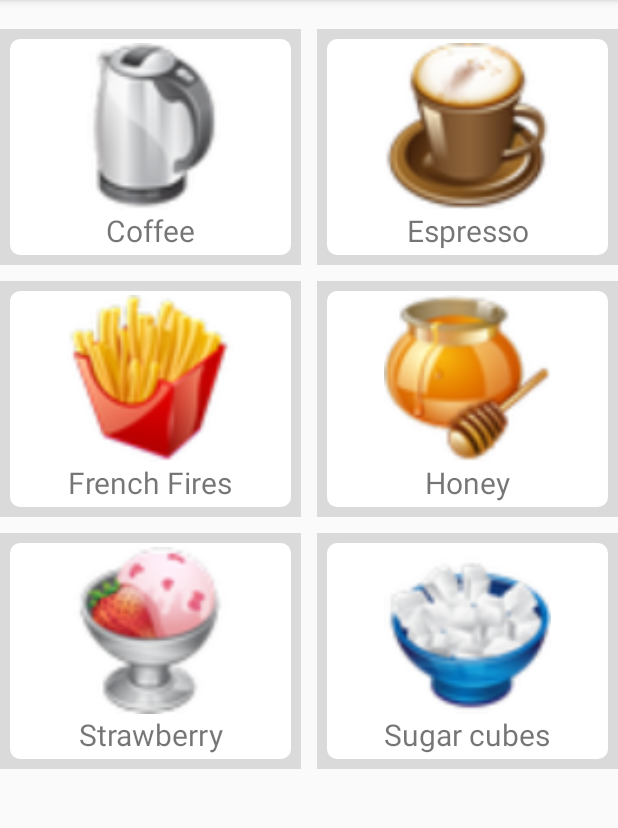
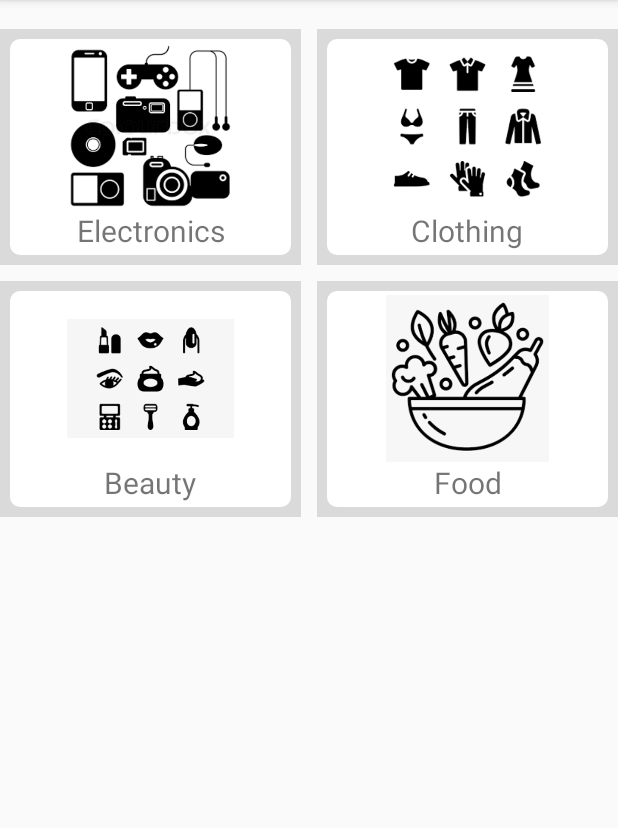
Before and after one commit to MauroTravieso/MDP_WalmartStore, an Android app: the ShoppingActivity screen opened directly, with no data from a screen before it, on a phone screen of 412 x 824 dp, the part 84-912 px from its top. Run offline under Robolectric (Android 15) with nearby library versions, the phone set to English and light mode, and no system bars.

Commit message:
Android Kotlin - WalmartStore - ShoppingActivity, Register and Forgot Password?

```diff
--- a/app/src/main/java/com/example/walmartstore/ShoppingActivity.kt
+++ b/app/src/main/java/com/example/walmartstore/ShoppingActivity.kt
@@ -31,12 +31,11 @@ class ShoppingActivity : AppCompatActivity() {
         rmsg.text = output // Puth the "username" in the shopping activity view
 
         // Load listOfProducts with the items
-        listOfProducts.add(Product("Coffee","   Coffee preparation is the process of turning coffee beans into a beverage. While the particular steps vary with the type of coffee and with the raw materials, the process includes four basic steps; raw coffee beans must be roasted, the roasted coffee beans must then be ground, the ground coffee must then be mixed with hot water for a certain time (brewed), and finally the liquid coffee must be separated from the used grounds",R.drawable.coffee_pot))
-        listOfProducts.add(Product("Espresso","    Espresso’s authentic formula is clear and basic, its proper execution a matter of training, experience and natural talent.  A jet of hot water at 88°-93°C (190°-200°F) passes under a pressure of nine or more atmospheres through a seven-gram (.25 oz) cake-like layer of ground and tamped coffee. Done right, the result is a concentrate of not more than 30 ml (one oz) of pure sensorial pleasure" ,R.drawable.espresso))
-        listOfProducts.add(Product("French Fires","   Heat a few inches of vegetable oil to 300 degrees F in a heavy pot. In 3 or 4 batches, fry the potatoes about 4 to 5 minutes per batch, or until soft. They should not be brown at all at this point-you just want to start the cooking process. Remove each batch and drain them on new, dry paper towels",R.drawable.french_fries))
-        listOfProducts.add(Product("Honey"," While it is less likely that anyone would do this on their own if they are not a beekeeper, this might be useful for those who aspire to become one.Bees are really great and easy to keep, even in the urban environment! As Novella Carpenter calls them, bees are &quot;gateway animal for urban farmers&quot;. All you need is some space in the backyard/deck. The process of honey harvesting and extraction most likely happens on a separate days. These are the tools required:",R.drawable.honey))
-        listOfProducts.add(Product("Strawberry","   Preparation. Coarsely mash strawberries with sugar, lemon juice, and salt using a potato masher in a large bowl. Let stand, stirring and mashing occasionally, 10 minutes. Transfer half of strawberry mixture to a blender and purée with cream until smooth. Freeze mixture in ice cream maker.",R.drawable.strawberry_ice_cream))
-        listOfProducts.add(Product("Sugar cubes","Sugar cubes are extremely simple to make at home - all you need is sugar and water. In addition to standard cubes, you can add color and flavor to add fun flair to a tea party or another gathering. Learn how to make sugar cubes using two different methods: using a pan in the oven or an ice cube tray you leave out overnight.",R.drawable.sugar_cubes))
+        listOfProducts.add(Product("Electronics","   The coolest gadgets in the market",R.drawable.electronics))
+        listOfProducts.add(Product("Clothing","    The best for every season" ,R.drawable.clothings))
+        listOfProducts.add(Product("Beauty","   Health top quality beauty products",R.drawable.beauty))
+        listOfProducts.add(Product("Food"," From the market to your table",R.drawable.food))
+
         adapter= ProductAdapter(this,listOfProducts)
 
         // Assign the adapter
--- a/app/src/main/res/layout/create_account.xml
+++ b/app/src/main/res/layout/create_account.xml
@@ -121,9 +121,7 @@
                 android:background="#48B0F6"
                 android:text="Create Account"
                 android:textAllCaps="false"
-                android:textColor="#FFFFFF"
-                 />
-<!--            android:onClick="createNewAccount"-->
+                android:textColor="#FFFFFF" />
         </LinearLayout>
 
     </androidx.cardview.widget.CardView>
```
Also changed, not shown: app/src/main/res/drawable-v24/beauty.png (added), app/src/main/res/drawable-v24/clothings.png (added), app/src/main/res/drawable-v24/electronics.png (added), app/src/main/res/drawable-v24/food.png (added).
